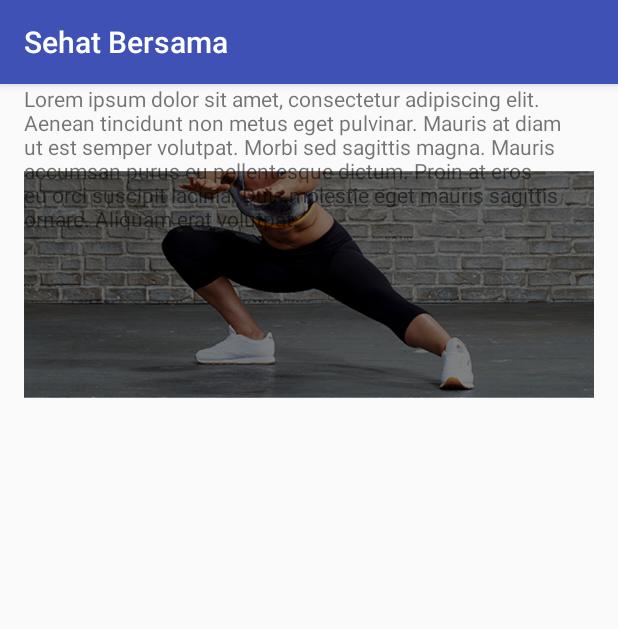
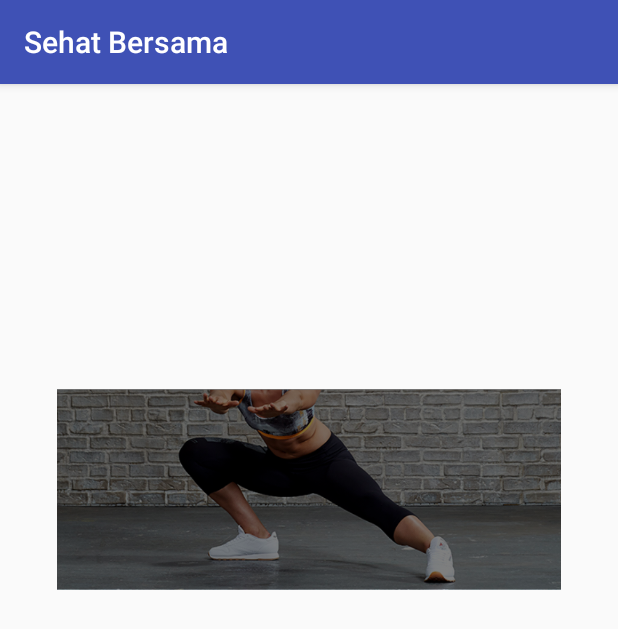
Before and after one commit to wyuuta/android-sehat-bersama, an Android app: the CourseDetailActivity screen opened directly, with no data from a screen before it, on a phone screen of 412 x 824 dp. Shown: the top 629 px of the screen. Run offline under Robolectric (Android 15) with nearby library versions, the phone set to English and light mode, and no system bars.

Commit message:
RE fix course detail page

```diff
--- a/app/src/main/AndroidManifest.xml
+++ b/app/src/main/AndroidManifest.xml
@@ -21,10 +21,6 @@
         <activity android:name=".CourseDetailActivity" />
         <activity android:name=".AlarmActivity" />
 
-        <service android:name=".RingtoneService"
-            android:enabled="true" />
-        <reciever android:name=".NotificationReciever" />
-
 
 
     </application>
--- a/app/src/main/res/layout/activity_course_detail.xml
+++ b/app/src/main/res/layout/activity_course_detail.xml
@@ -5,6 +5,17 @@
     android:layout_width="match_parent"
     android:layout_height="match_parent"
     tools:context=".CourseDetailActivity">
+
+    <LinearLayout
+        android:layout_width="368dp"
+        android:layout_height="495dp"
+        android:orientation="vertical"
+        app:layout_constraintBottom_toBottomOf="parent"
+        app:layout_constraintLeft_toLeftOf="parent"
+        app:layout_constraintRight_toRightOf="parent"
+        app:layout_constraintTop_toTopOf="parent"
+        tools:layout_editor_absoluteX="8dp"
+        tools:layout_editor_absoluteY="8dp">
 
         <ImageView
             android:id="@+id/imageView"
@@ -17,19 +28,6 @@
             app:layout_constraintStart_toStartOf="parent"
             app:layout_constraintTop_toTopOf="parent"
             app:srcCompat="@drawable/leg" />
-
-    <TextView
-        android:id="@+id/textView2"
-        android:layout_width="match_parent"
-        android:layout_height="wrap_content"
-        android:layout_marginEnd="16dp"
-        android:layout_marginStart="16dp"
-        android:layout_marginTop="20dp"
-        android:text="@string/lorem_ipsum"
-        app:layout_constraintEnd_toEndOf="parent"
-        app:layout_constraintHorizontal_bias="0.0"
-        app:layout_constraintStart_toStartOf="parent"
-        app:layout_constraintTop_toBottomOf="@+id/textView" />
 
         <TextView
             android:id="@+id/textViewDetail"
@@ -45,4 +43,5 @@
             android:layout_width="match_parent"
             android:layout_height="wrap_content"
             android:text="@string/lorem_ipsum" />
+    </LinearLayout>
 </android.support.constraint.ConstraintLayout>
--- a/gradle.properties
+++ b/gradle.properties
@@ -10,7 +10,6 @@
 # Specifies the JVM arguments used for the daemon process.
 # The setting is particularly useful for tweaking memory settings.
 org.gradle.jvmargs=-Xmx1536m
-android.enableAapt2=false
 # When configured, Gradle will run in incubating parallel mode.
 # This option should only be used with decoupled projects. More details, visit
 # http://www.gradle.org/docs/current/userguide/multi_project_builds.html#sec:decoupled_projects
```
Lines whose indentation alone changed are shown as unchanged.
